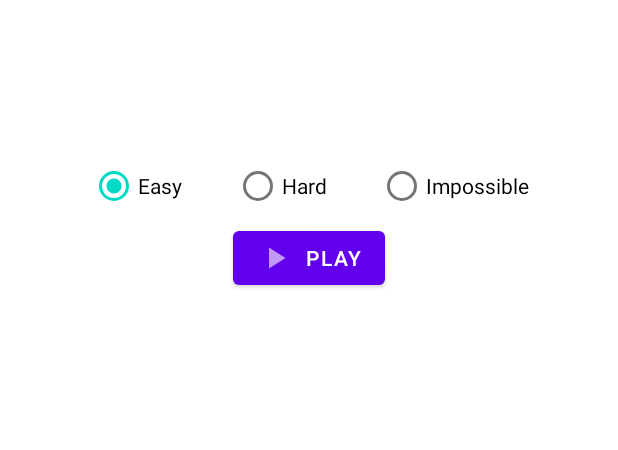
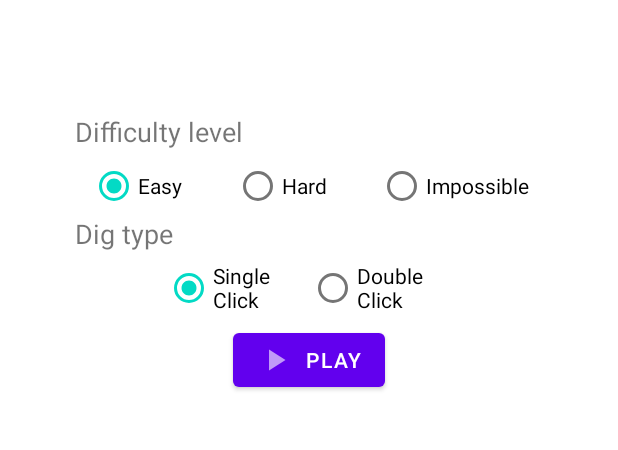
Before and after one commit to mohit-thakur07/Minesweeper-in-Android, an Android app: the screen it shows after launch (MainActivity), on a phone screen of 412 x 824 dp, the part 315-765 px from its top. Run offline under Robolectric (Android 15) with nearby library versions, the phone set to English and light mode, and no system bars.

Commit message:
added stopwatch and double click dig option

```diff
--- a/app/src/main/java/com/mohit/minesweeper/MainActivity.java
+++ b/app/src/main/java/com/mohit/minesweeper/MainActivity.java
@@ -13,6 +13,7 @@ import android.widget.RadioGroup;
 public class MainActivity extends AppCompatActivity {
 
     static int width, height, bombCount = 20;
+    static boolean isDTSC = true; //is digging type long press
 
     @Override
     protected void onCreate(Bundle savedInstanceState) {
@@ -20,6 +21,7 @@ public class MainActivity extends AppCompatActivity {
         setContentView(R.layout.activity_main);
 
         RadioGroup diff = findViewById(R.id.difficulty_level);
+        RadioGroup fT = findViewById(R.id.dig_type);
 
         diff.setOnCheckedChangeListener((radioGroup, i) -> {
             int id = diff.getCheckedRadioButtonId();
@@ -32,6 +34,17 @@ public class MainActivity extends AppCompatActivity {
             }
             else {
                 bombCount = -1;
+            }
+        });
+
+        fT.setOnCheckedChangeListener((radioGroup, i) -> {
+            int id = fT.getCheckedRadioButtonId();
+
+            if(id == R.id.radioButton4){
+                isDTSC = true;
+            }
+            else{
+                isDTSC = false;
             }
         });
 
--- a/app/src/main/java/com/mohit/minesweeper/MineButton.java
+++ b/app/src/main/java/com/mohit/minesweeper/MineButton.java
@@ -8,6 +8,7 @@ import androidx.appcompat.widget.AppCompatImageButton;
 public class MineButton extends AppCompatImageButton {
 
     private int val, set, realFlag, id;
+    long prevClick;
 
     public MineButton(@NonNull Context context) {
         super(context);
@@ -15,6 +16,7 @@ public class MineButton extends AppCompatImageButton {
         setImageResource(R.drawable.normal);
 
         val = set = realFlag = 0;
+        prevClick = 0;
         id = -1;
     }
 
--- a/app/src/main/java/com/mohit/minesweeper/Watch.java
+++ /dev/null
@@ -1,4 +0,0 @@
-package com.mohit.minesweeper;
-
-public class Watch {
-}
--- a/app/src/main/res/layout/activity_game_window.xml
+++ b/app/src/main/res/layout/activity_game_window.xml
@@ -23,8 +23,10 @@
 
             <TextView
                 android:id="@+id/available_flags"
-                android:layout_width="50dp"
+                android:layout_width="wrap_content"
                 android:layout_height="wrap_content"
+                android:textSize="25sp"
+                android:text="20"
                 android:layout_margin="10dp" />
 
             <ImageView
@@ -39,6 +41,8 @@
                 android:id="@+id/stopwatch"
                 android:layout_width="wrap_content"
                 android:layout_height="wrap_content"
+                android:textSize="30sp"
+                android:text="0:00:00"
                 android:layout_margin="10dp" />
         </LinearLayout>
     </androidx.cardview.widget.CardView>
--- a/app/src/main/res/layout/activity_main.xml
+++ b/app/src/main/res/layout/activity_main.xml
@@ -16,6 +16,17 @@
         app:layout_constraintLeft_toLeftOf="parent"
         app:layout_constraintRight_toRightOf="parent"
         app:layout_constraintTop_toTopOf="parent" />
+
+    <TextView
+        android:layout_width="wrap_content"
+        android:layout_height="wrap_content"
+        android:text="Difficulty level"
+        android:textSize="18sp"
+        android:layout_marginLeft ="50dp"
+        android:layout_marginStart="50dp"
+        android:labelFor="@id/difficulty_level"
+        app:layout_constraintBottom_toTopOf="@id/difficulty_level"
+        app:layout_constraintLeft_toLeftOf="parent"/>
 
     <RadioGroup
         android:id="@+id/difficulty_level"
@@ -47,6 +58,42 @@
             android:text="Impossible" />
     </RadioGroup>
 
+
+    <TextView
+        android:layout_width="wrap_content"
+        android:layout_height="wrap_content"
+        android:text="Dig type"
+        android:textSize="18sp"
+        android:layout_marginLeft ="50dp"
+        android:layout_marginStart="50dp"
+        android:labelFor="@id/dig_type"
+        app:layout_constraintBottom_toTopOf="@id/dig_type"
+        app:layout_constraintLeft_toLeftOf="parent"/>
+
+    <RadioGroup
+        android:id="@+id/dig_type"
+        android:layout_width="wrap_content"
+        android:layout_height="wrap_content"
+        android:checkedButton="@id/radioButton4"
+        android:orientation="horizontal"
+        android:layout_margin="20dp"
+        app:layout_constraintLeft_toLeftOf="parent"
+        app:layout_constraintRight_toRightOf="parent"
+        app:layout_constraintTop_toBottomOf="@id/difficulty_level">
+
+        <RadioButton
+            android:id="@+id/radioButton4"
+            android:layout_width="96dp"
+            android:layout_height="wrap_content"
+            android:text="Single Click" />
+
+        <RadioButton
+            android:id="@+id/radioButton5"
+            android:layout_width="96dp"
+            android:layout_height="wrap_content"
+            android:text="Double Click" />
+    </RadioGroup>
+
     <Button
         android:id="@+id/play_button"
         android:layout_width="wrap_content"
@@ -54,7 +101,7 @@
         android:text="Play"
         android:drawableLeft="@drawable/ic_play"
         android:drawableTint="@color/white"
-        app:layout_constraintTop_toBottomOf="@id/difficulty_level"
+        app:layout_constraintTop_toBottomOf="@id/dig_type"
         app:layout_constraintLeft_toLeftOf="parent"
         app:layout_constraintRight_toRightOf="parent" />
 
```
Also changed, not shown: app/src/main/java/com/mohit/minesweeper/GameWindow.java (+128 -11 lines).
